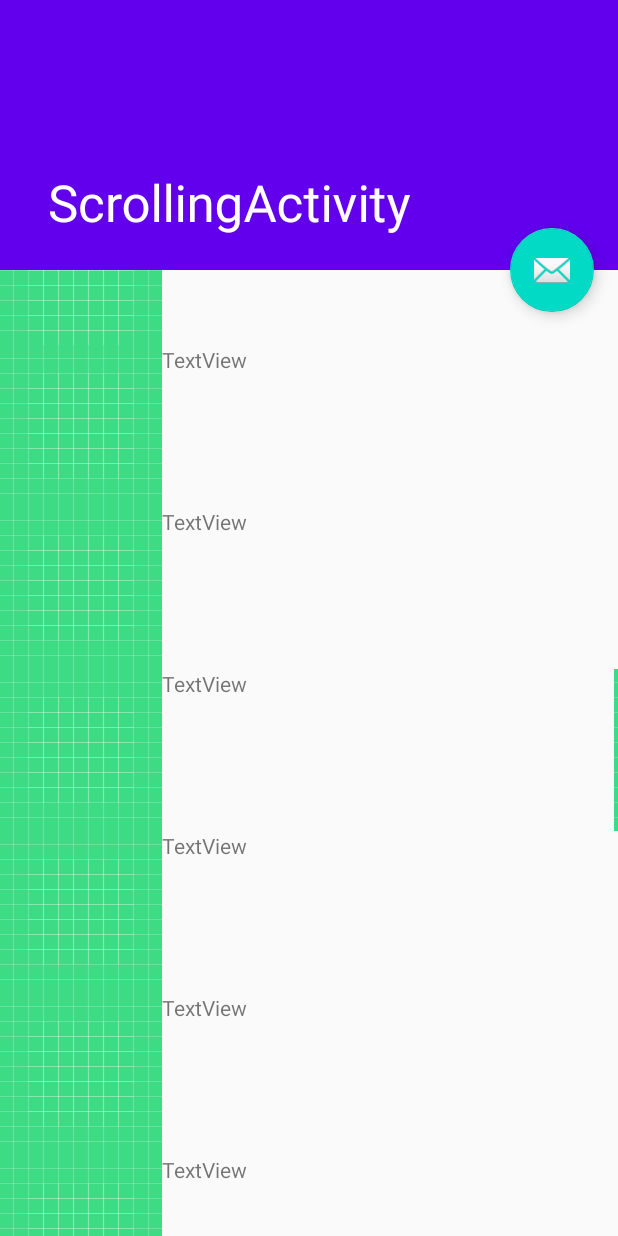
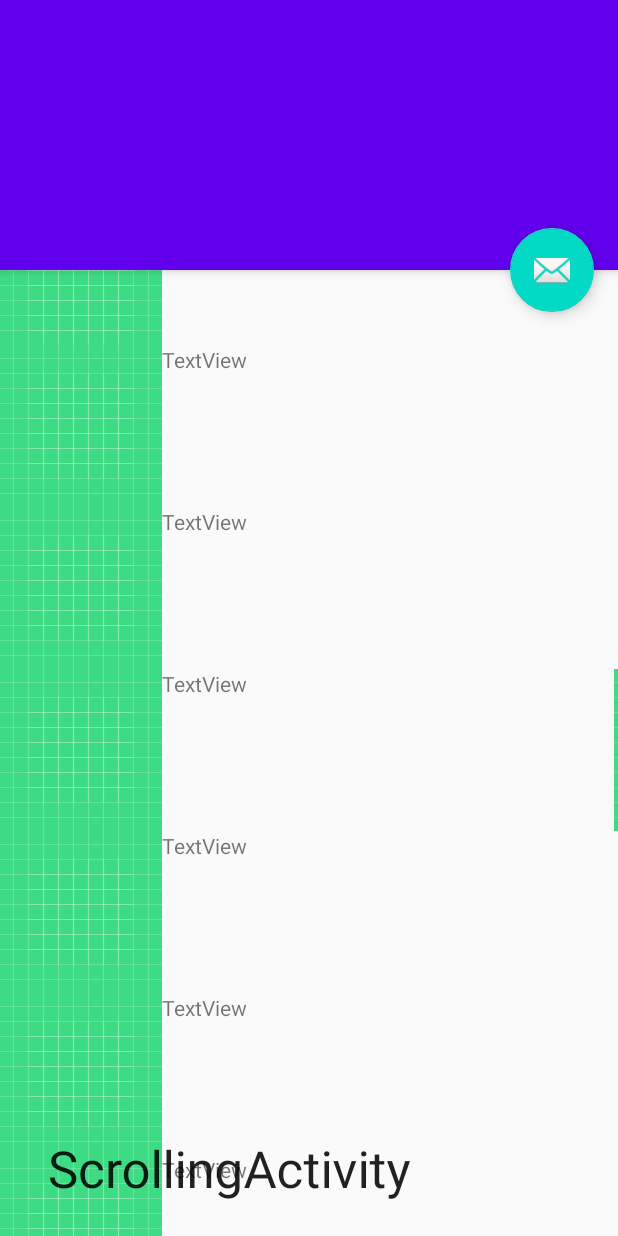
Before and after one commit to Miablo/SWENG411-BatFinder, an Android app: the InfoPaigeMain screen opened directly, with no data from a screen before it, on a phone screen of 412 x 824 dp. Run offline under Robolectric (Android 15) with nearby library versions, the phone set to English and light mode, and no system bars.

```diff
--- a/app/src/main/AndroidManifest.xml
+++ b/app/src/main/AndroidManifest.xml
@@ -17,7 +17,6 @@
         android:roundIcon="@mipmap/ic_launcher_round"
         android:supportsRtl="true"
         android:theme="@style/AppTheme">
-        <activity android:name=".BatOneInfo"></activity>
         <activity
             android:name=".InfoPaigeMain"
             android:label="@string/title_activity_info_paige_main"
--- a/app/src/main/res/layout/activity_info_paige_main.xml
+++ b/app/src/main/res/layout/activity_info_paige_main.xml
@@ -14,23 +14,6 @@
         android:fitsSystemWindows="true"
         android:theme="@style/AppTheme.AppBarOverlay">
 
-        <com.google.android.material.appbar.CollapsingToolbarLayout
-            android:id="@+id/toolbar_layout"
-            android:layout_width="match_parent"
-            android:layout_height="match_parent"
-            android:fitsSystemWindows="true"
-            app:contentScrim="?attr/colorPrimary"
-            app:layout_scrollFlags="scroll|exitUntilCollapsed"
-            app:toolbarId="@+id/toolbar">
-
-            <androidx.appcompat.widget.Toolbar
-                android:id="@+id/toolbar"
-                android:layout_width="match_parent"
-                android:layout_height="?attr/actionBarSize"
-                app:layout_collapseMode="pin"
-                app:popupTheme="@style/AppTheme.PopupOverlay" />
-
-        </com.google.android.material.appbar.CollapsingToolbarLayout>
     </com.google.android.material.appbar.AppBarLayout>
 
     <include layout="@layout/content_scrolling" />
@@ -44,4 +27,24 @@
         app:layout_anchorGravity="bottom|end"
         app:srcCompat="@android:drawable/ic_dialog_email" />
 
+    <com.google.android.material.appbar.CollapsingToolbarLayout
+        android:id="@+id/toolbar_layout"
+        android:layout_width="match_parent"
+        android:layout_height="match_parent"
+        android:fitsSystemWindows="true"
+        app:contentScrim="?attr/colorPrimary"
+        app:layout_anchor="@+id/app_bar"
+        app:layout_anchorGravity="center"
+        app:layout_scrollFlags="scroll|exitUntilCollapsed"
+        app:toolbarId="@+id/toolbar">
+
+        <androidx.appcompat.widget.Toolbar
+            android:id="@+id/toolbar"
+            android:layout_width="match_parent"
+            android:layout_height="?attr/actionBarSize"
+            app:layout_collapseMode="pin"
+            app:popupTheme="@style/AppTheme.PopupOverlay" />
+
+    </com.google.android.material.appbar.CollapsingToolbarLayout>
+
 </androidx.coordinatorlayout.widget.CoordinatorLayout>
```
Also changed, not shown: app/src/main/java/com/example/batfinder/BatOneInfo.java (deleted, +0 -14 lines), app/src/main/java/com/example/batfinder/MainActivity.java (+10 -10 lines), app/src/main/res/layout/activity_bat_one_info.xml (deleted, +0 -9 lines).
